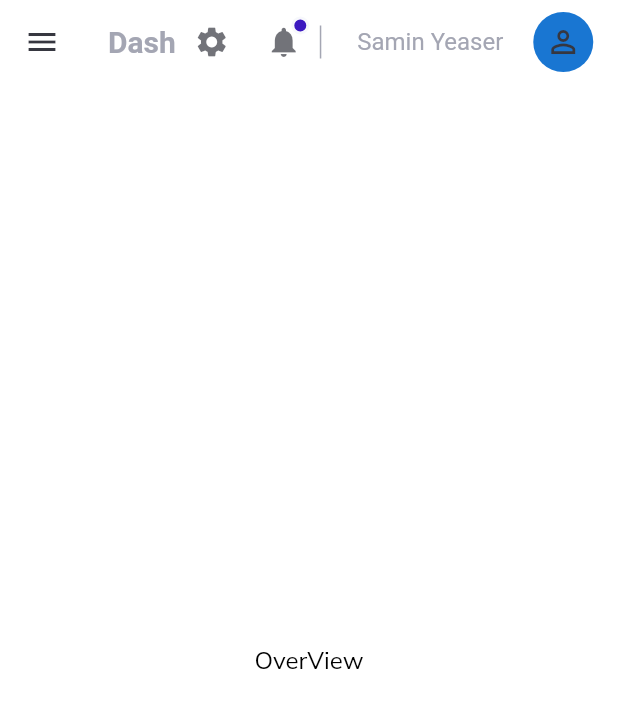
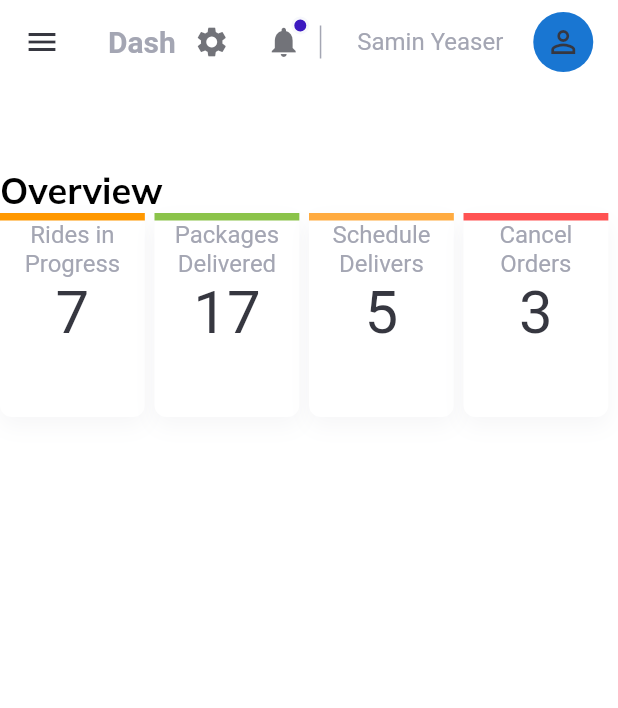
Before and after one commit to SaminYeaser/webapplicationflutter, a Flutter app: the screen it shows after launch, on a phone screen of 412 x 824 dp. Shown: the top 708 px of the screen. Run offline on Flutter 3.47's test engine with Material 2 defaults, Android fonts, the light colour scheme and no system bars; our stand-ins replace get, google_fonts; missing offline and left inert: dart:html.

Commit message:
overview page made

```diff
--- a/lib/pages/overview/overview.dart
+++ b/lib/pages/overview/overview.dart
@@ -1,4 +1,8 @@
 import 'package:flutter/material.dart';
+import 'package:get/get_state_manager/src/rx_flutter/rx_obx_widget.dart';
+import 'package:webapplicationflutter/constants/controllers.dart';
+import 'package:webapplicationflutter/helper/responsiveness.dart';
+import 'package:webapplicationflutter/pages/overview/widgets/overviewCardLarge.dart';
 import 'package:webapplicationflutter/widgets/custom_texts.dart';
 
 class OverViewPage extends StatelessWidget {
@@ -6,8 +10,28 @@ class OverViewPage extends StatelessWidget {
 
   @override
   Widget build(BuildContext context) {
-    return Center(
-      child: Customtext(text: 'OverView',),
+    return Column(
+      children: [
+        Obx((){
+          return Row(
+            children: [
+              Container(
+                margin: EdgeInsets.only(top: Responsiveness.isSmallScreen(context) ? 56: 6),
+                child: Customtext(
+                  text: menuController.activeItem.value,
+                  size: 24,
+                  weight: FontWeight.bold,
+                ),
+              ),
+            ],
+          );
+        }),
+        Expanded(child: ListView(
+          children: [
+            OverViewLarge()
+          ],
+        ))
+      ],
     );
   }
 }
--- /dev/null
+++ b/lib/pages/overview/widgets/infoCard.dart
@@ -0,0 +1,76 @@
+import 'package:flutter/material.dart';
+import 'package:webapplicationflutter/constants/style.dart';
+
+class InfoCard extends StatelessWidget {
+  final String? title;
+  final String? value;
+  final Color? topColor;
+  final bool? isActive;
+  final Function()? onTap;
+
+  const InfoCard(
+      {Key? key,
+      this.title,
+      this.value,
+      this.topColor,
+      this.isActive = false,
+      this.onTap})
+      : super(key: key);
+
+  @override
+  Widget build(BuildContext context) {
+    return Expanded(
+      child: InkWell(
+        onTap: onTap,
+        child: Container(
+            height: 136,
+            alignment: Alignment.center,
+            decoration: BoxDecoration(
+                color: Colors.white,
+                boxShadow: [
+                  BoxShadow(
+                      offset: Offset(0, 6),
+                      color: lightGrey.withOpacity(.1),
+                      blurRadius: 12)
+                ],
+                borderRadius: BorderRadius.circular(8)),
+            child: Column(
+              children: [
+                Row(
+                  children: [
+                    Expanded(
+                      child: Container(
+                        color: topColor ?? active,
+                        height: 5,
+                      ),
+                    )
+                  ],
+                ),
+                Expanded(
+                  child: Container(),
+                ),
+                RichText(
+                  textAlign: TextAlign.center,
+                  text: TextSpan(
+                    children: [
+                      TextSpan(
+                        text: "$title\n",
+                        style: TextStyle(
+                            fontSize: 16,
+                            color: isActive! ? active : lightGrey),
+                      ),
+                      TextSpan(
+                        text: "$value\n",
+                        style: TextStyle(
+                            fontSize: 40,
+                            color: isActive! ? active : darke),
+                      )
+                    ],
+                  ),
+                )
+              ],
+            )),
+      ),
+    );
+  }
+}
--- /dev/null
+++ b/lib/pages/overview/widgets/overviewCardLarge.dart
@@ -0,0 +1,51 @@
+import 'package:flutter/material.dart';
+import 'package:webapplicationflutter/pages/overview/widgets/infoCard.dart';
+
+class OverViewLarge extends StatelessWidget {
+  const OverViewLarge({Key? key}) : super(key: key);
+
+  @override
+  Widget build(BuildContext context) {
+    double _width = MediaQuery.of(context).size.width;
+    return Row(
+      children: [
+        InfoCard(
+          title: 'Rides in Progress',
+          value: '7',
+          onTap: (){},
+          topColor: Colors.orange,
+        ),
+        SizedBox(
+          width: _width/64,
+        ),
+        InfoCard(
+          title: 'Packages Delivered',
+          value: '17',
+          onTap: (){},
+          topColor: Colors.lightGreen,
+        ),
+        SizedBox(
+          width: _width/64,
+        ),
+        InfoCard(
+          title: 'Schedule Delivers',
+          value: '5',
+          onTap: (){},
+          topColor: Colors.orangeAccent,
+        ),
+        SizedBox(
+          width: _width/64,
+        ),
+        InfoCard(
+          title: 'Cancel Orders',
+          value: '3',
+          onTap: (){},
+          topColor: Colors.redAccent,
+        ),
+        SizedBox(
+          width: _width/64,
+        ),
+      ],
+    );
+  }
+}
```
Also changed, not shown: lib/pages/authentication/authentication.dart (+16 -2 lines), lib/pages/clients/clients.dart (+16 -2 lines), lib/pages/drivers/driver.dart (+16 -2 lines), lib/pages/overview/widgets/infoCardSmall.dart (added, +48 -0 lines), lib/pages/overview/widgets/overviewCardMedium.dart (added, +15 -0 lines), lib/pages/clients/widgets/clientsCardLarge.dart (added), lib/pages/clients/widgets/clientsCardMedium.dart (added), lib/pages/clients/widgets/clientsCardSmall.dart (added), lib/pages/drivers/widgets/driverCardMedium.dart (added), lib/pages/drivers/widgets/driverCardSmall.dart (added), lib/pages/drivers/widgets/driverCardlarge.dart (added), lib/pages/overview/widgets/overviewCardSmall.dart (added).
